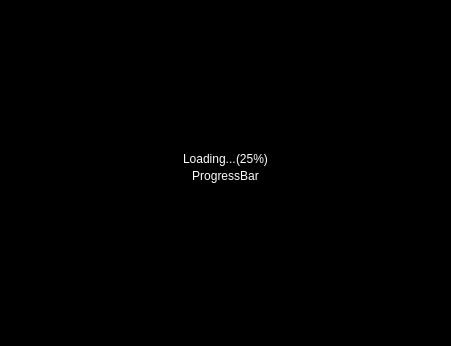
Before: the Qt Designer form starviewer/src/core/qviewerworkinprogresswidget.ui in starviewer-medical/starviewer, drawn with Qt 5.
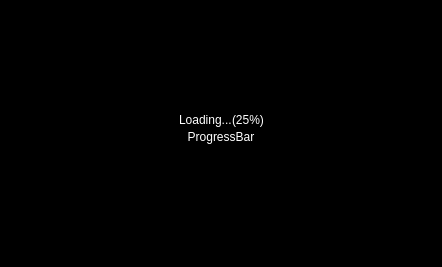
After: the same form once the commit is applied.

Commit message: ENH: Es fa que el widget de work in progress no tingui un tamany mínim i no afecti el tamany del viewer. Això feia que la finestra canviés de tamany al afegir viewers i aquest no hi cabien.

```diff
--- a/starviewer/src/core/qviewerworkinprogresswidget.ui
+++ b/starviewer/src/core/qviewerworkinprogresswidget.ui
@@ -6,14 +6,23 @@
    <rect>
     <x>0</x>
     <y>0</y>
-    <width>451</width>
-    <height>346</height>
+    <width>442</width>
+    <height>267</height>
    </rect>
   </property>
+  <property name="sizePolicy">
+   <sizepolicy hsizetype="Ignored" vsizetype="Ignored">
+    <horstretch>0</horstretch>
+    <verstretch>0</verstretch>
+   </sizepolicy>
+  </property>
   <layout class="QVBoxLayout" name="verticalLayout_2">
    <property name="spacing">
     <number>0</number>
    </property>
+   <property name="sizeConstraint">
+    <enum>QLayout::SetNoConstraint</enum>
+   </property>
    <property name="margin">
     <number>0</number>
    </property>
```
